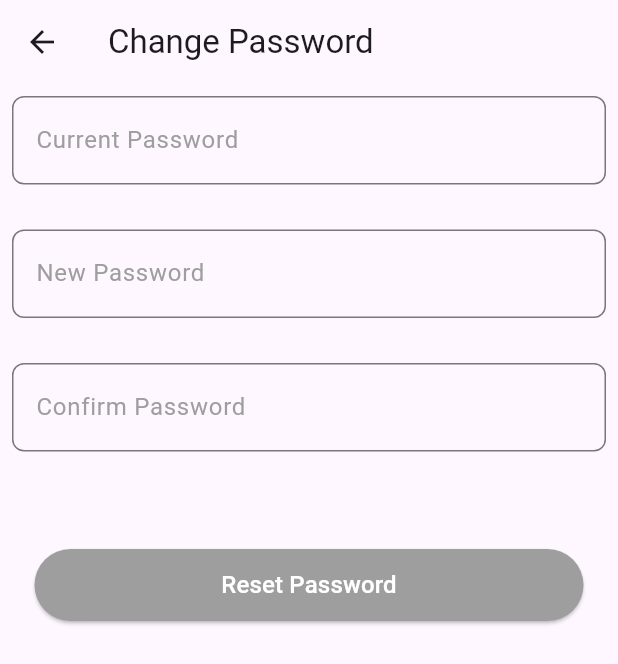
After one commit to mostafamagde/online_exam, a Flutter app: the ChangePasswordScreen screen opened directly, on a phone screen of 412 x 824 dp. The commit adds this screen. Shown: the top 664 px of the screen. Run offline on Flutter 3.47's test engine with Material 3 defaults, Android fonts, the phone set to English and light mode, and no system bars; our stand-ins replace bloc, dio, flutter_bloc, get_it, injectable, retrofit; accounts and stored records are empty; generated files the repository leaves out were written again; network calls fail.

Commit message:
Change password finish

```diff
--- a/lib/core/di/register_module.dart
+++ b/lib/core/di/register_module.dart
@@ -1,7 +1,8 @@
 import 'package:dio/dio.dart';
 import 'package:injectable/injectable.dart';
 
-import '../../features/profile/data/remot_datasource/profile_api.dart';
+
+import '../../features/profile/data/remote_datasource/profile_api.dart';
 
 @module
 abstract class RegisterModule {
--- a/lib/core/routes_manager/route_generator.dart
+++ b/lib/core/routes_manager/route_generator.dart
@@ -6,7 +6,7 @@ import 'package:online_exam/features/profile/presentation/view/Screens/edit_prof
 import 'package:online_exam/features/profile/presentation/view/Screens/profile_screen.dart';
 
 import '../../features/layout/presentation/layout_view.dart';
-import '../../features/profile/presentation/view/Screens/reset_password_screen.dart';
+import '../../features/profile/presentation/view/Screens/change_password_screen.dart';
 import '../navigation_cubit/navigation_cubit.dart';
 
 class RouteGenerator {
@@ -27,8 +27,8 @@ class RouteGenerator {
       case RoutesNames.editProfile:
         return MaterialPageRoute(builder: (_) => EditProfileScreen());
 
-      case RoutesNames.resetPassword:
-        return MaterialPageRoute(builder: (_)=> ResetPasswordScreen());
+      case RoutesNames.changePassword:
+        return MaterialPageRoute(builder: (_)=> ChangePasswordScreen());
 
       default:
         return MaterialPageRoute(
--- a/lib/core/routes_manager/routes_names.dart
+++ b/lib/core/routes_manager/routes_names.dart
@@ -2,6 +2,6 @@ class RoutesNames {
   static const String layout = "/";
   static const String profile='profile_screen.dart';
   static const String editProfile='edit_profile_screen.dart';
-  static const String resetPassword='reset_password_screen.dart';
+  static const String changePassword='change_password_screen.dart';
 
 }
--- a/lib/core/widgets/main_text_field.dart
+++ b/lib/core/widgets/main_text_field.dart
@@ -24,12 +24,13 @@ class MainTextField extends StatelessWidget {
   Widget build(BuildContext context) {
     return Padding(
       padding: const EdgeInsets.only(bottom: 30),
-      child: Container(
+      child: SizedBox(
         width: width ?? MediaQuery.of(context).size.width * .9,
         child: TextFormField(
           validator: validator,
           readOnly: readOnly ?? false,
           controller: controller,
+          obscureText: isObscured,
           decoration: InputDecoration(
             suffixIcon: suffixIcon,
             labelText: label,
--- a/lib/features/profile/data/remot_datasource/profile_api.dart
+++ b/lib/features/profile/data/remote_datasource/profile_api.dart
@@ -24,7 +24,7 @@ abstract class ProfileApi {
   );
 
   @PATCH('/changePassword')
-  Future<void> changePassword(@Header("token") String token,
+  Future<HttpResponse<dynamic>> changePassword(@Header("token") String token,
       @Body() ChangePasswordRequest password,
       );
 }
--- a/lib/features/profile/data/repository/profile_repository_impl.dart
+++ b/lib/features/profile/data/repository/profile_repository_impl.dart
@@ -1,11 +1,12 @@
 import 'dart:developer';
 
 import 'package:injectable/injectable.dart';
+import 'package:online_exam/features/profile/data/models/change_password_request.dart';
 
 import '../../domain/repository/profile_repository.dart';
 import '../../presentation/view_model/profile_state.dart';
 import '../models/user_model.dart';
-import '../remot_datasource/profile_api.dart';
+import '../remote_datasource/profile_api.dart';
 
 @Injectable(as:ProfileRepository)
 class ProfileRepositoryImpl implements ProfileRepository {
@@ -33,4 +34,20 @@ class ProfileRepositoryImpl implements ProfileRepository {
     } catch (e) {
       return EditProfileError("Failed to update profile");
     }
-  }}
+  }
+
+  Future<ChangePasswordState> changePassword(ChangePasswordRequest password, String token) async {
+    try {
+      final response = await api.changePassword(token, password);
+
+      if (response.response.statusCode == 200) {
+        return ChangePasswordSuccess("Password Changed Successfully");
+      } else {
+        return ChangePasswordError("Failed to change password");
+      }
+    } catch (e) {
+      log("Error changing password: $e");
+      return ChangePasswordError("An unexpected error occurred while changing the password");
+    }
+  }
+}
--- a/lib/features/profile/domain/repository/profile_repository.dart
+++ b/lib/features/profile/domain/repository/profile_repository.dart
@@ -1,3 +1,4 @@
+import '../../data/models/change_password_request.dart';
 import '../../data/models/user_model.dart';
 import '../../presentation/view_model/profile_state.dart';
 
@@ -5,4 +6,5 @@ abstract class ProfileRepository {
   Future<ProfileState> getProfile(String token);
 
   Future<EditProfileState> editProfile(String token, UserModel user);
+  Future<ChangePasswordState> changePassword(ChangePasswordRequest password, String token);
 }
--- /dev/null
+++ b/lib/features/profile/presentation/view/Screens/change_password_screen.dart
@@ -0,0 +1,114 @@
+import 'package:flutter/material.dart';
+import 'package:flutter_bloc/flutter_bloc.dart';
+import 'package:online_exam/features/profile/data/models/change_password_request.dart';
+import 'package:online_exam/features/profile/presentation/view_model/change_password_cubit.dart';
+import 'package:online_exam/features/profile/presentation/view_model/profile_state.dart';
+
+import '../../../../../core/app_consts/app_validators.dart';
+import '../../../../../core/widgets/main_button.dart';
+import '../../../../../core/widgets/main_text_field.dart';
+
+class ChangePasswordScreen extends StatefulWidget {
+  const ChangePasswordScreen({super.key});
+
+  @override
+  State<ChangePasswordScreen> createState() => _ChangePasswordScreenState();
+}
+
+class _ChangePasswordScreenState extends State<ChangePasswordScreen> {
+  final _formKey = GlobalKey<FormState>();
+
+  final TextEditingController currentPasswordController = TextEditingController();
+  final TextEditingController newPasswordController = TextEditingController();
+  final TextEditingController confirmPasswordController = TextEditingController();
+
+  String token = "eyJhbGciOiJIUzI1NiIsInR5cCI6IkpXVCJ9.eyJpZCI6IjY3YjNmZWVmODZhMDI0ZjA2ZWEyN2Q0NyIsInJvbGUiOiJ1c2VyIiwiaWF0IjoxNzM5ODQ5NjYyfQ.JWluZEm-y7VTllOUZTJDseXwam2jlGLdhaOi0bTv-9Y";
+  void _resetPassword() {
+    if (_formKey.currentState!.validate()) {
+      final request = ChangePasswordRequest(
+        oldPassword: currentPasswordController.text,
+        password: newPasswordController.text,
+        rePassword: confirmPasswordController.text,
+      );
+
+      context.read<ChangePasswordCubit>().changePassword(token, request);
+    }
+  }
+
+  @override
+  Widget build(BuildContext context) {
+    return Scaffold(
+      appBar: AppBar(
+        title: const Text("Change Password"),
+      ),
+      body: BlocListener<ChangePasswordCubit, ChangePasswordState>(
+        listener: (context, state) {
+          if (state is ChangePasswordLoading) {
+            showDialog(
+              context: context,
+              barrierDismissible: false,
+              builder: (context) => const Center(child: CircularProgressIndicator()),
+            );
+          } else if (state is ChangePasswordSuccess) {
+            Navigator.pop(context);
+            ScaffoldMessenger.of(context).showSnackBar(
+              const SnackBar(content: Text("Password changed successfully!")),
+            );
+            Navigator.pop(context);
+          } else if (state is ChangePasswordError) {
+            Navigator.pop(context);
+            ScaffoldMessenger.of(context).showSnackBar(
+              SnackBar(content: Text(state.message)),
+            );
+          }
+        },
+        child: Padding(
+          padding: const EdgeInsets.all(8.0),
+          child: Form(
+            key: _formKey,
+            child: SingleChildScrollView(
+              child: Column(
+                crossAxisAlignment: CrossAxisAlignment.stretch,
+                children: [
+                  MainTextField(
+                    label: 'Current Password',
+                    isObscured: true,
+                    controller: currentPasswordController,
+                    validator: (val) {
+                      AppValidators.validatePassword(val);
+                      return null;
+                    },
+                  ),
+                  MainTextField(
+                    label: 'New Password',
+                    isObscured: true,
+                    controller: newPasswordController,
+                    validator: (val) {
+                      AppValidators.validatePassword(val);
+                      return null;
+                    },
+                  ),
+                  MainTextField(
+                    label: 'Confirm Password',
+                    isObscured: true,
+                    controller: confirmPasswordController,
+                    validator: (val) {
+    AppValidators.validatePassword(val);
+                      return null;
+                    },
+
+                  ),
+                  const SizedBox(height: 20),
+                  MainButton(
+                    onPress: _resetPassword,
+                    label: 'Reset Password',
+                  ),
+                ],
+              ),
+            ),
+          ),
+        ),
+      ),
+    );
+  }
+}
--- a/lib/features/profile/presentation/view/Screens/edit_profile_screen.dart
+++ b/lib/features/profile/presentation/view/Screens/edit_profile_screen.dart
@@ -19,7 +19,9 @@ class EditProfileScreen extends StatefulWidget {
 }
 
 class _EditProfileScreenState extends State<EditProfileScreen> {
-  String token='eyJhbGciOiJIUzI1NiIsInR5cCI6IkpXVCJ9.eyJpZCI6IjY3OGFjMDJkODZhMDI0ZjA2ZWEyMDdjNCIsInJvbGUiOiJ1c2VyIiwiaWF0IjoxNzM3MTQ2NDEzfQ.ju8fNT_6jQvYo_mxJpWMep25hrSqgABFeaqdfnQi4T8';
+  String token = "eyJhbGciOiJIUzI1NiIsInR5cCI6IkpXVCJ9.eyJpZCI6IjY3YjNmZWVmODZhMDI0ZjA2ZWEyN2Q0NyIsInJvbGUiOiJ1c2VyIiwiaWF0IjoxNzM5ODQ5NjYyfQ.JWluZEm-y7VTllOUZTJDseXwam2jlGLdhaOi0bTv-9Y";
+
+
   final _formKey = GlobalKey<FormState>(); // Key for form validation
 
   TextEditingController usernameController = TextEditingController();
@@ -130,7 +132,7 @@ class _EditProfileScreenState extends State<EditProfileScreen> {
 
                             );
 
-                            context.read<EditProfileCubit>().editProfile("eyJhbGciOiJIUzI1NiIsInR5cCI6IkpXVCJ9.eyJpZCI6IjY3OGFjMDJkODZhMDI0ZjA2ZWEyMDdjNCIsInJvbGUiOiJ1c2VyIiwiaWF0IjoxNzM3MTQ2NDEzfQ.ju8fNT_6jQvYo_mxJpWMep25hrSqgABFeaqdfnQi4T8", updatedUser);
+                            context.read<EditProfileCubit>().editProfile(token, updatedUser);
                           }
                         },
                       );
--- a/lib/features/profile/presentation/view/Screens/profile_screen.dart
+++ b/lib/features/profile/presentation/view/Screens/profile_screen.dart
@@ -17,7 +17,9 @@ class ProfileScreen extends StatefulWidget {
 
 class _ProfileScreenState extends State<ProfileScreen> {
   late UserModel user;
-  String token='eyJhbGciOiJIUzI1NiIsInR5cCI6IkpXVCJ9.eyJpZCI6IjY3OGFjMDJkODZhMDI0ZjA2ZWEyMDdjNCIsInJvbGUiOiJ1c2VyIiwiaWF0IjoxNzM3MTQ2NDEzfQ.ju8fNT_6jQvYo_mxJpWMep25hrSqgABFeaqdfnQi4T8';
+  String token = "eyJhbGciOiJIUzI1NiIsInR5cCI6IkpXVCJ9.eyJpZCI6IjY3YjNmZWVmODZhMDI0ZjA2ZWEyN2Q0NyIsInJvbGUiOiJ1c2VyIiwiaWF0IjoxNzM5ODQ5NjYyfQ.JWluZEm-y7VTllOUZTJDseXwam2jlGLdhaOi0bTv-9Y";
+
+
   @override
   void initState() {
     super.initState();
@@ -87,7 +89,7 @@ class _ProfileScreenState extends State<ProfileScreen> {
                         controller: TextEditingController(text: '*******'),
                         label: ' Password ',
                         readOnly: true,
-                        suffixIcon: TextButton(child: Text('change',style: TextStyle(color: Colors.blueAccent)),onPressed: (){Navigator.pushNamed(context,RoutesNames.resetPassword);} ,),
+                        suffixIcon: TextButton(child: Text('change',style: TextStyle(color: Colors.blueAccent)),onPressed: (){Navigator.pushNamed(context,RoutesNames.changePassword);} ,),
                       ),
                       MainTextField(
                         controller: TextEditingController(text: user.phone),
--- /dev/null
+++ b/lib/features/profile/presentation/view_model/change_password_cubit.dart
@@ -0,0 +1,24 @@
+
+import 'package:flutter_bloc/flutter_bloc.dart';
+import 'package:injectable/injectable.dart';
+import 'package:online_exam/features/profile/data/models/change_password_request.dart';
+import 'package:online_exam/features/profile/domain/repository/profile_repository.dart';
+import 'package:online_exam/features/profile/presentation/view_model/profile_state.dart';
+
+@injectable
+class ChangePasswordCubit extends Cubit<ChangePasswordState>{
+  final ProfileRepository repository;
+  ChangePasswordCubit(this.repository) :super(ChangePasswordLoading());
+
+  Future<void> changePassword(String token,ChangePasswordRequest request)async{
+    emit(ChangePasswordLoading());
+    final result = await repository.changePassword(request, token);
+
+    if(result is ChangePasswordSuccess){
+      emit(ChangePasswordSuccess(result.message));
+    }else if (result is ChangePasswordError){
+      emit(ChangePasswordError(result.message));
+    }
+  }
+
+}
--- a/lib/features/profile/presentation/view_model/profile_state.dart
+++ b/lib/features/profile/presentation/view_model/profile_state.dart
@@ -26,3 +26,15 @@ class EditProfileError extends EditProfileState {
   final String message;
   EditProfileError(this.message);
 }
+
+
+sealed class ChangePasswordState{}
+class ChangePasswordLoading extends ChangePasswordState {}
+class ChangePasswordSuccess extends ChangePasswordState {
+  final String message;
+  ChangePasswordSuccess(this.message);
+}
+class ChangePasswordError extends ChangePasswordState {
+  final String message;
+  ChangePasswordError(this.message);
+}
--- a/lib/main.dart
+++ b/lib/main.dart
@@ -2,11 +2,13 @@ import 'package:flutter/material.dart';
 import 'package:flutter_bloc/flutter_bloc.dart';
 import 'package:online_exam/features/layout/presentation/layout_view.dart';
 import 'package:online_exam/features/profile/domain/repository/profile_repository.dart';
+import 'package:online_exam/features/profile/presentation/view/Screens/change_password_screen.dart';
 import 'package:online_exam/features/profile/presentation/view_model/edit_profile_cubit.dart';
 
 import 'core/di/di.dart';
 import 'core/navigation_cubit/navigation_cubit.dart';
 import 'core/routes_manager/route_generator.dart';
+import 'features/profile/presentation/view_model/change_password_cubit.dart';
 import 'features/profile/presentation/view_model/profile_cubit.dart';
 
 void main() {
@@ -17,6 +19,7 @@ void main() {
         BlocProvider(create: (context) => NavigationCubit()),
         BlocProvider(create: (context) => ProfileCubit(getIt<ProfileRepository>())),
         BlocProvider(create: (context) => EditProfileCubit(getIt<ProfileRepository>())),
+        BlocProvider(create: (context) => ChangePasswordCubit(getIt<ProfileRepository>()))
 
       ],
       child: MyApp(),
```
Also changed, not shown: lib/features/profile/presentation/view/Screens/reset_password_screen.dart (deleted, +0 -10 lines), lib/core/di/di.config.dart, lib/features/profile/data/remote_datasource/profile_api.g.dart.
